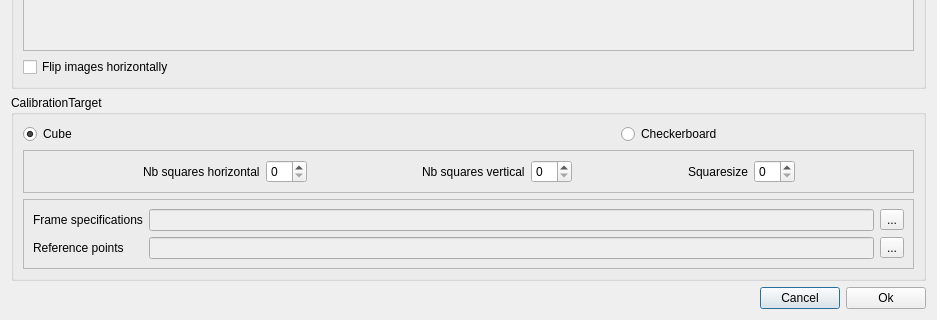
Before: the Qt Designer form src/ui/ui-files/NewProjectDialog.ui in XROMMPackages/xmalab, drawn with Qt 5; both pictures show x 0 to 937 and y 317 to 637 of the 937 by 637 pixel window.
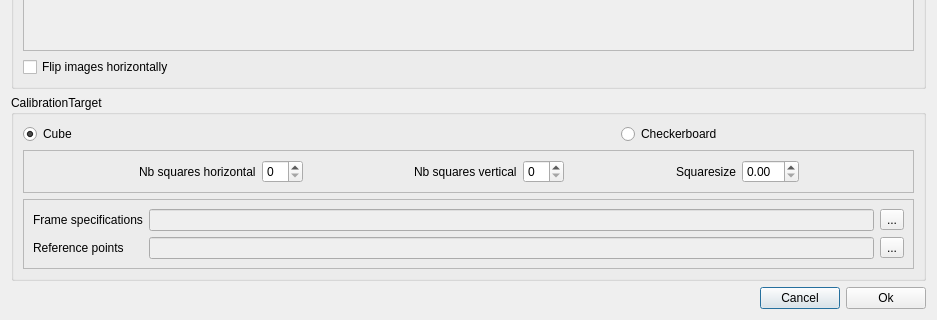
After: the same form once the commit is applied. Icons and pictures are not drawn.

Commit message: fixes #96 Changed squaresize to double

```diff
--- a/src/ui/ui-files/NewProjectDialog.ui
+++ b/src/ui/ui-files/NewProjectDialog.ui
@@ -236,16 +236,6 @@
          <enum>QFrame::Raised</enum>
         </property>
         <layout class="QGridLayout" name="gridLayout_7">
-         <item row="1" column="2">
-          <widget class="QSpinBox" name="spinBoxHorizontalSquares">
-           <property name="sizePolicy">
-            <sizepolicy hsizetype="Maximum" vsizetype="Fixed">
-             <horstretch>0</horstretch>
-             <verstretch>0</verstretch>
-            </sizepolicy>
-           </property>
-          </widget>
-         </item>
          <item row="1" column="1">
           <widget class="QLabel" name="label_3">
            <property name="sizePolicy">
@@ -282,16 +272,6 @@
            </property>
           </widget>
          </item>
-         <item row="1" column="9">
-          <widget class="QSpinBox" name="spinBoxSizeSquares">
-           <property name="sizePolicy">
-            <sizepolicy hsizetype="Maximum" vsizetype="Fixed">
-             <horstretch>0</horstretch>
-             <verstretch>0</verstretch>
-            </sizepolicy>
-           </property>
-          </widget>
-         </item>
          <item row="1" column="8">
           <widget class="QLabel" name="label_6">
            <property name="sizePolicy">
@@ -357,6 +337,26 @@
            </property>
           </spacer>
          </item>
+         <item row="1" column="2">
+          <widget class="QSpinBox" name="spinBoxHorizontalSquares">
+           <property name="sizePolicy">
+            <sizepolicy hsizetype="Maximum" vsizetype="Fixed">
+             <horstretch>0</horstretch>
+             <verstretch>0</verstretch>
+            </sizepolicy>
+           </property>
+          </widget>
+         </item>
+         <item row="1" column="9">
+          <widget class="QDoubleSpinBox" name="doubleSpinBoxSizeSquares">
+           <property name="sizePolicy">
+            <sizepolicy hsizetype="Maximum" vsizetype="Fixed">
+             <horstretch>0</horstretch>
+             <verstretch>0</verstretch>
+            </sizepolicy>
+           </property>
+          </widget>
+         </item>
         </layout>
        </widget>
       </item>
```
The commit also changes 4 other files.
